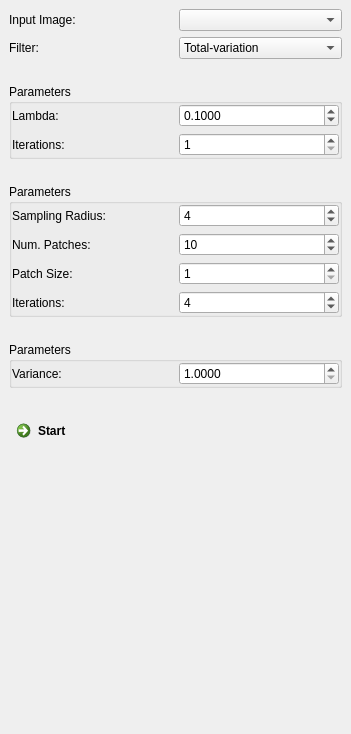
This is Plugins/org.mitk.gui.qt.diffusionimaging.denoising/src/internal/QmitkDenoisingViewControls.ui in MITK/MITK as Qt 5 draws it before an edit. The edited form follows.
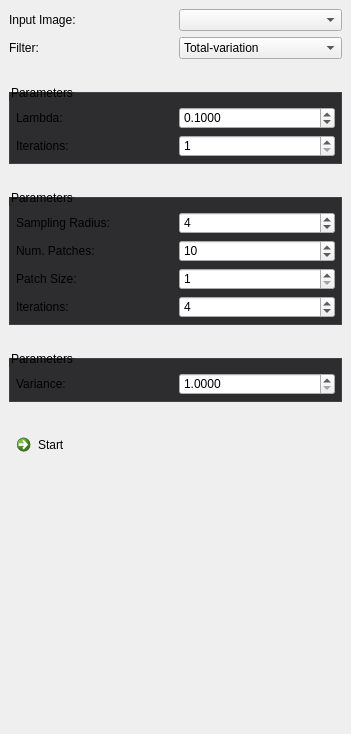
This is the edited form. Custom widgets are drawn as their Qt base class.

Commit message: Update diffusion view style

The edit to the form file:
```diff
--- a/Plugins/org.mitk.gui.qt.diffusionimaging.denoising/src/internal/QmitkDenoisingViewControls.ui
+++ b/Plugins/org.mitk.gui.qt.diffusionimaging.denoising/src/internal/QmitkDenoisingViewControls.ui
@@ -19,6 +19,43 @@
   <property name="windowTitle">
    <string>QmitkTemplate</string>
   </property>
+  <property name="styleSheet">
+   <string>QCommandLinkButton {
+  font-weight: normal;
+}
+
+QCommandLinkButton:disabled {
+  border: none;
+  font-weight: lighter;
+}
+
+QToolBox::tab {
+  border: 1px solid #434346;
+  font-weight: bold;
+}
+
+QToolBox::tab:hover {
+  background-color: #434346;
+  font-weight: bold;
+}
+
+QToolBox::tab:selected {
+  background-color: #1c97ea;
+  border: 1px solid #1c97ea;
+  font-weight: bold;
+}
+
+QGroupBox {
+  border: 1px solid #434346;
+  background-color: #2d2d30;
+  margin-top: 8px;
+  padding-top: 8px;
+}
+
+QGroupBox, QGroupBox:disabled {
+  background-color: #2d2d30;
+}</string>
+  </property>
   <layout class="QGridLayout" name="gridLayout">
    <property name="leftMargin">
     <number>9</number>
@@ -102,16 +139,16 @@
      </property>
      <layout class="QGridLayout" name="gridLayout_5">
       <property name="leftMargin">
-       <number>0</number>
+       <number>6</number>
       </property>
       <property name="topMargin">
-       <number>0</number>
+       <number>6</number>
       </property>
       <property name="rightMargin">
-       <number>0</number>
+       <number>6</number>
       </property>
       <property name="bottomMargin">
-       <number>0</number>
+       <number>6</number>
       </property>
       <item row="0" column="0">
        <widget class="QLabel" name="m_LabelParameter_4">
@@ -169,16 +206,16 @@
      </property>
      <layout class="QGridLayout" name="gridLayout_6">
       <property name="leftMargin">
-       <number>0</number>
+       <number>6</number>
       </property>
       <property name="topMargin">
-       <number>0</number>
+       <number>6</number>
       </property>
       <property name="rightMargin">
-       <number>0</number>
+       <number>6</number>
       </property>
       <property name="bottomMargin">
-       <number>0</number>
+       <number>6</number>
       </property>
       <item row="0" column="0">
        <widget class="QLabel" name="m_LabelParameter_6">
@@ -270,16 +307,16 @@
      </property>
      <layout class="QGridLayout" name="gridLayout_7">
       <property name="leftMargin">
-       <number>0</number>
+       <number>6</number>
       </property>
       <property name="topMargin">
-       <number>0</number>
+       <number>6</number>
       </property>
       <property name="rightMargin">
-       <number>0</number>
+       <number>6</number>
       </property>
       <property name="bottomMargin">
-       <number>0</number>
+       <number>6</number>
       </property>
       <item row="0" column="1">
        <widget class="QDoubleSpinBox" name="m_GaussVarianceBox">
@@ -332,7 +369,7 @@
    </item>
   </layout>
  </widget>
- <layoutdefault spacing="6" margin="11"/>
+ <layoutdefault spacing="6" margin="11"></layoutdefault>
  <customwidgets>
   <customwidget>
    <class>QmitkDataStorageComboBox</class>
```
Left out of the diff: 8 changed lines with no effect on the pictures. The commit also changes 32 other files.
